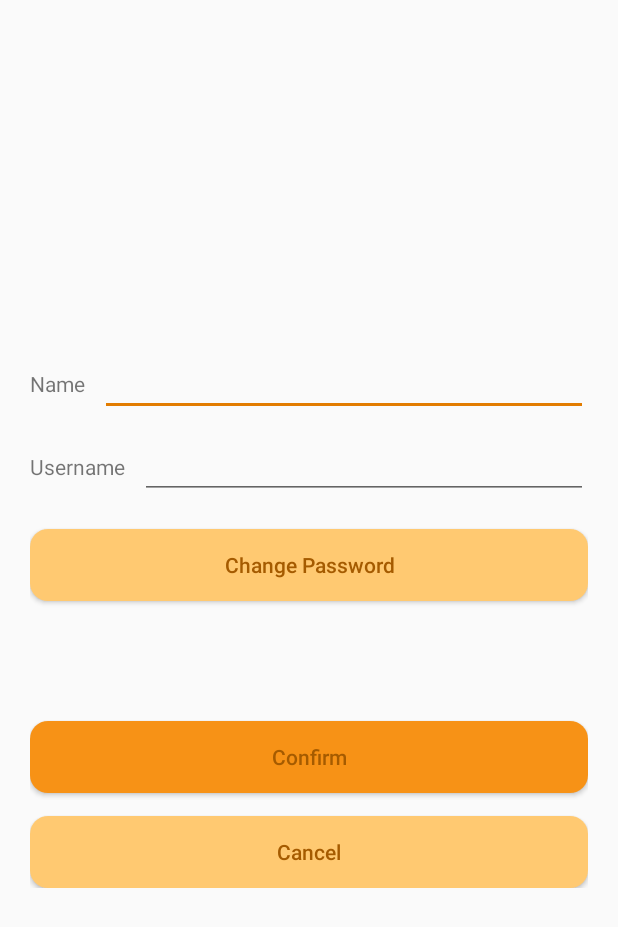
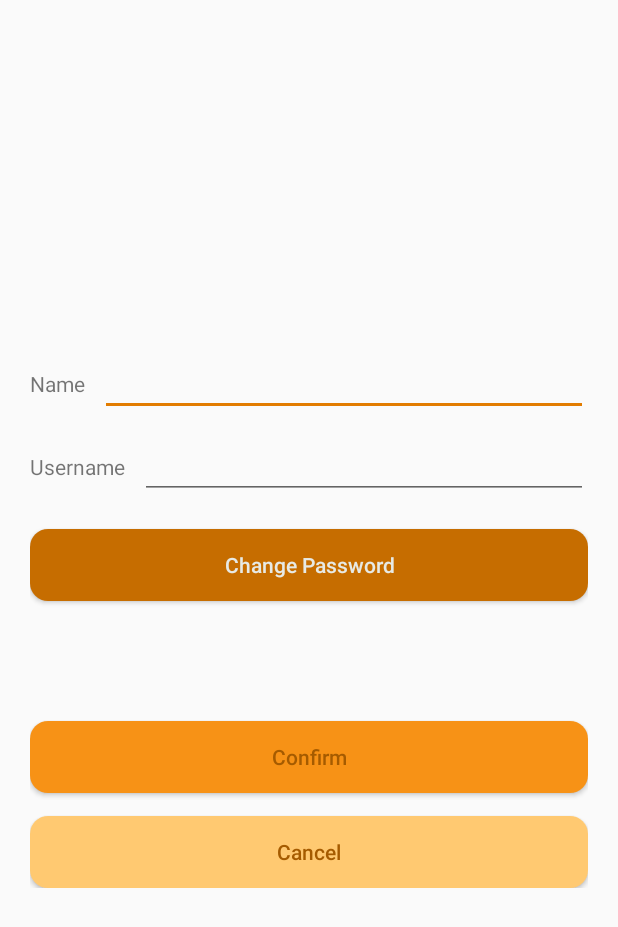
Before and after one commit to rrosatti/vocab-builder, an Android app: the AccountActivity screen opened directly, with no data from a screen before it, on a phone screen of 412 x 824 dp. Shown: the top 927 px of the screen. Run offline under Robolectric (Android 15) with nearby library versions, the phone set to English and light mode, and no system bars; 2 statements that could not run were skipped.

Commit message:
create custom Toast (red and green). Apply the custom Toast design to all Toasts.

```diff
--- a/app/src/main/java/com/example/rodri/vocabbuilder/activity/AccountActivity.java
+++ b/app/src/main/java/com/example/rodri/vocabbuilder/activity/AccountActivity.java
@@ -15,6 +15,7 @@ import com.example.rodri.vocabbuilder.R;
 import com.example.rodri.vocabbuilder.database.MyDataSource;
 import com.example.rodri.vocabbuilder.model.Login;
 import com.example.rodri.vocabbuilder.model.User;
+import com.example.rodri.vocabbuilder.util.Util;
 
 /**
  * Created by rodri on 3/3/2017.
@@ -32,6 +33,7 @@ public class AccountActivity extends AppCompatActivity {
     private MyDataSource dataSource;
     private String sName, sUsername, sPassword;
     private User user;
+    private Util util = new Util();
 
     @Override
     protected void onCreate(@Nullable Bundle savedInstanceState) {
@@ -45,7 +47,8 @@ public class AccountActivity extends AppCompatActivity {
         if (user != null) {
             updateViews();
         } else {
-            Toast.makeText(AccountActivity.this, R.string.toast_something_went_wrong, Toast.LENGTH_SHORT).show();
+            String message = getString(R.string.toast_something_went_wrong);
+            util.showRedThemeToast(this, message);
             finish();
         }
 
@@ -72,8 +75,8 @@ public class AccountActivity extends AppCompatActivity {
                 sPassword = etPassword.getText().toString();
 
                 if (sName.isEmpty() || sUsername.isEmpty() || sPassword.isEmpty()) {
-                    Toast.makeText(AccountActivity.this, R.string.toast_all_fields_must_be_filled,
-                            Toast.LENGTH_SHORT).show();
+                    String message = getString(R.string.toast_all_fields_must_be_filled);
+                    util.showRedThemeToast(AccountActivity.this, message);
                 } else {
                     showDialog();
                 }
@@ -104,7 +107,8 @@ public class AccountActivity extends AppCompatActivity {
                     dialog.cancel();
                     finish();
                 } else {
-                    Toast.makeText(AccountActivity.this, R.string.toast_something_went_wrong, Toast.LENGTH_SHORT).show();
+                    String message = getString(R.string.toast_something_went_wrong);
+                    util.showRedThemeToast(AccountActivity.this, message);
                     dialog.cancel();
                 }
             }
--- a/app/src/main/java/com/example/rodri/vocabbuilder/activity/FlashCardResultActivity.java
+++ b/app/src/main/java/com/example/rodri/vocabbuilder/activity/FlashCardResultActivity.java
@@ -14,6 +14,7 @@ import com.example.rodri.vocabbuilder.adapter.FlashCardResultAdapter;
 import com.example.rodri.vocabbuilder.database.MyDataSource;
 import com.example.rodri.vocabbuilder.model.DetailedWord;
 import com.example.rodri.vocabbuilder.model.GameProgress;
+import com.example.rodri.vocabbuilder.util.Util;
 
 import java.util.List;
 
@@ -31,6 +32,7 @@ public class FlashCardResultActivity extends AppCompatActivity {
     private GameProgress gameProgress;
     private List<DetailedWord> detailedWordList;
     private FlashCardResultAdapter adapter;
+    private Util util = new Util();
 
     @Override
     protected void onCreate(@Nullable Bundle savedInstanceState) {
@@ -42,7 +44,8 @@ public class FlashCardResultActivity extends AppCompatActivity {
         gameProgress = tryToGetGameProgress();
 
         if (gameProgress == null) {
-            Toast.makeText(this, R.string.toast_something_went_wrong, Toast.LENGTH_SHORT).show();
+            String message = getString(R.string.toast_something_went_wrong);
+            util.showRedThemeToast(FlashCardResultActivity.this, message);
         } else {
             showResults();
         }
--- a/app/src/main/java/com/example/rodri/vocabbuilder/activity/GameHistoryActivity.java
+++ b/app/src/main/java/com/example/rodri/vocabbuilder/activity/GameHistoryActivity.java
@@ -18,6 +18,7 @@ import com.example.rodri.vocabbuilder.adapter.GameHistoryAdapter;
 import com.example.rodri.vocabbuilder.database.MyDataSource;
 import com.example.rodri.vocabbuilder.model.Game;
 import com.example.rodri.vocabbuilder.model.Login;
+import com.example.rodri.vocabbuilder.util.Util;
 
 import java.util.List;
 
@@ -36,6 +37,7 @@ public class GameHistoryActivity extends AppCompatActivity {
     private List<Game> games;
     private ProgressBar progressBar;
     private LinearLayout containerBottom;
+    private Util util = new Util();
 
     @Override
     protected void onCreate(@Nullable Bundle savedInstanceState) {
@@ -129,8 +131,8 @@ public class GameHistoryActivity extends AppCompatActivity {
                 containerBottom.setVisibility(View.VISIBLE);
 
             } else {
-                Toast.makeText(GameHistoryActivity.this,
-                        R.string.toast_no_games_history_to_show, Toast.LENGTH_SHORT).show();
+                String message = getString(R.string.toast_no_games_history_to_show);
+                util.showGreenTheme(GameHistoryActivity.this, message);
                 finish();
             }
         }
--- a/app/src/main/java/com/example/rodri/vocabbuilder/activity/LoginActivity.java
+++ b/app/src/main/java/com/example/rodri/vocabbuilder/activity/LoginActivity.java
@@ -105,11 +105,11 @@ public class LoginActivity extends AppCompatActivity {
     private boolean validateFields() {
         if (util.isEditTextEmpty(etUsername)) {
             String message = getString(R.string.toast_username_field_empty);
-            Toast.makeText(LoginActivity.this, message, Toast.LENGTH_SHORT).show();
+            util.showRedThemeToast(this, message);
             return false;
         } else if (util.isEditTextEmpty(etPassword)) {
             String message = getString(R.string.toast_password_field_empty);
-            Toast.makeText(LoginActivity.this, message, Toast.LENGTH_SHORT).show();
+            util.showRedThemeToast(this, message);
             return false;
         } else {
             return true;
--- a/app/src/main/java/com/example/rodri/vocabbuilder/activity/NeedToReviewActivity.java
+++ b/app/src/main/java/com/example/rodri/vocabbuilder/activity/NeedToReviewActivity.java
@@ -13,6 +13,7 @@ import com.example.rodri.vocabbuilder.database.MyDataSource;
 import com.example.rodri.vocabbuilder.database.MySQLiteHelper;
 import com.example.rodri.vocabbuilder.model.DetailedWord;
 import com.example.rodri.vocabbuilder.model.Login;
+import com.example.rodri.vocabbuilder.util.Util;
 
 import java.util.List;
 
@@ -26,6 +27,7 @@ public class NeedToReviewActivity extends AppCompatActivity {
     private MyDataSource dataSource;
     private List<DetailedWord> detailedWords;
     private ReviewWordAdapter adapter;
+    private Util util = new Util();
 
     @Override
     protected void onCreate(@Nullable Bundle savedInstanceState) {
@@ -43,7 +45,8 @@ public class NeedToReviewActivity extends AppCompatActivity {
             listOfWords.setLayoutManager(llm);
             listOfWords.setAdapter(adapter);
         } else {
-            Toast.makeText(this, R.string.toast_nothing_to_show, Toast.LENGTH_SHORT).show();
+            String message = getString(R.string.toast_nothing_to_show);
+            util.showGreenTheme(NeedToReviewActivity.this, message);
             finish();
         }
     }
--- a/app/src/main/java/com/example/rodri/vocabbuilder/activity/WordsToReviewActivity.java
+++ b/app/src/main/java/com/example/rodri/vocabbuilder/activity/WordsToReviewActivity.java
@@ -11,6 +11,7 @@ import com.example.rodri.vocabbuilder.R;
 import com.example.rodri.vocabbuilder.adapter.ReviewWordAdapter;
 import com.example.rodri.vocabbuilder.database.MyDataSource;
 import com.example.rodri.vocabbuilder.model.DetailedWord;
+import com.example.rodri.vocabbuilder.util.Util;
 
 import java.util.ArrayList;
 import java.util.List;
@@ -26,6 +27,7 @@ public class WordsToReviewActivity extends AppCompatActivity {
     private ReviewWordAdapter adapter;
     private List<DetailedWord> detailedWords = new ArrayList<>();
     private long userId;
+    private Util util = new Util();
 
     @Override
     protected void onCreate(@Nullable Bundle savedInstanceState) {
@@ -72,7 +74,8 @@ public class WordsToReviewActivity extends AppCompatActivity {
     }
 
     private void _finishActivity() {
-        Toast.makeText(this, R.string.toast_something_went_wrong, Toast.LENGTH_SHORT).show();
+        String message = getString(R.string.toast_something_went_wrong);
+        util.showRedThemeToast(WordsToReviewActivity.this, message);
         finish();
     }
 }
--- a/app/src/main/java/com/example/rodri/vocabbuilder/database/MyDataSource.java
+++ b/app/src/main/java/com/example/rodri/vocabbuilder/database/MyDataSource.java
@@ -738,6 +738,7 @@ public class MyDataSource{
         cursor.moveToFirst();
         while (!cursor.isAfterLast()) {
             wordsIds.add(cursor.getLong(1));
+            cursor.moveToNext();
         }
 
         cursor.close();
@@ -757,6 +758,7 @@ public class MyDataSource{
         cursor.moveToFirst();
         while (!cursor.isAfterLast()) {
             userIds.add(cursor.getLong(0));
+            cursor.moveToNext();
         }
 
         cursor.close();
--- a/app/src/main/java/com/example/rodri/vocabbuilder/util/Util.java
+++ b/app/src/main/java/com/example/rodri/vocabbuilder/util/Util.java
@@ -1,6 +1,15 @@
 package com.example.rodri.vocabbuilder.util;
 
+import android.app.Activity;
+import android.content.Context;
+import android.view.Gravity;
+import android.view.LayoutInflater;
+import android.view.View;
 import android.widget.EditText;
+import android.widget.TextView;
+import android.widget.Toast;
+
+import com.example.rodri.vocabbuilder.R;
 
 import java.util.Calendar;
 import java.util.Date;
@@ -15,5 +24,38 @@ public class Util {
         return (editText.getText().toString().isEmpty());
     }
 
+    public void showRedThemeToast(Activity activity, String message) {
+        Context context = activity.getApplicationContext();
+        LayoutInflater inflater = activity.getLayoutInflater();
+
+        View customView = inflater.inflate(R.layout.toast_red_theme, null);
+        Toast toast = new Toast(context);
+
+        TextView txtMessage = (TextView) customView.findViewById(R.id.toastRedTheme_txtMessage);
+        txtMessage.setText(message);
+
+        toast.setView(customView);
+        showToast(toast);
+    }
+
+    public void showGreenTheme(Activity activity, String message) {
+        Context context = activity.getApplicationContext();
+        LayoutInflater inflater = activity.getLayoutInflater();
+
+        View customView = inflater.inflate(R.layout.toast_green_theme, null);
+        Toast toast = new Toast(context);
+
+        TextView txtMessage = (TextView) customView.findViewById(R.id.toastGreenTheme_txtMessage);
+        txtMessage.setText(message);
+
+        toast.setView(customView);
+        showToast(toast);
+    }
+
+    public void showToast(Toast toast) {
+        toast.setGravity(Gravity.CENTER_HORIZONTAL | Gravity.CENTER_VERTICAL, 0, 0);
+        toast.setDuration(Toast.LENGTH_SHORT);
+        toast.show();
+    }
 
 }
--- a/app/src/main/res/layout/activity_about.xml
+++ b/app/src/main/res/layout/activity_about.xml
@@ -16,7 +16,7 @@
             android:text="@string/text_about"
             android:textAlignment="center"
             android:textSize="16sp"
-            android:textColor="@color/colorPrimary"/>
+            android:textColor="#824700"/>
 
     </ScrollView>
 
--- a/app/src/main/res/layout/activity_account.xml
+++ b/app/src/main/res/layout/activity_account.xml
@@ -59,8 +59,8 @@
                 android:layout_height="wrap_content"
                 android:text="@string/button_change_password"
                 android:layout_marginTop="20dp"
-                android:background="@drawable/cancel_button_states"
-                android:textColor="@drawable/button_text_color"/>
+                android:background="@drawable/sign_up_button_states"
+                android:textColor="@drawable/sign_up_button_text_color"/>
 
             <LinearLayout
                 android:id="@+id/activityAccount_containerPassword"
--- a/app/src/main/res/layout/fragment_card_result.xml
+++ b/app/src/main/res/layout/fragment_card_result.xml
@@ -8,6 +8,9 @@
         android:layout_height="wrap_content"
         android:text="@string/button_result"
         android:textSize="60sp"
-        android:layout_centerInParent="true"/>
+        android:layout_centerInParent="true"
+        android:background="@drawable/custom_button_states"
+        android:textColor="@drawable/button_text_color"
+        android:padding="4dp"/>
 
 </RelativeLayout>
--- a/app/src/main/res/values/colors.xml
+++ b/app/src/main/res/values/colors.xml
@@ -26,4 +26,10 @@
     <color name="cancel_button_color">#FFC971</color>
     <color name="cancel_button_pressed_color">#FFB627</color>
 
+    <!-- Other -->
+    <color name="red_dark">#703328</color>
+    <color name="toast_start_color">#F8F4F4</color>
+    <color name="toast_end_color">#F4EFEE</color>
+    <color name="dark_green">#134A2F</color>
+
 </resources>
```
Also changed, not shown: app/src/main/java/com/example/rodri/vocabbuilder/activity/FlashcardActivity.java (+7 -3 lines), app/src/main/java/com/example/rodri/vocabbuilder/activity/NewWordActivity.java (+4 -4 lines), app/src/main/java/com/example/rodri/vocabbuilder/activity/SignUpActivity.java (+5 -5 lines), app/src/main/java/com/example/rodri/vocabbuilder/model/Login.java (+6 -2 lines), app/src/main/res/drawable/toast_green_border.xml (added, +9 -0 lines), app/src/main/res/drawable/toast_red_border.xml (added, +9 -0 lines), app/src/main/res/layout/toast_green_theme.xml (added, +19 -0 lines), app/src/main/res/layout/toast_red_theme.xml (added, +19 -0 lines).
